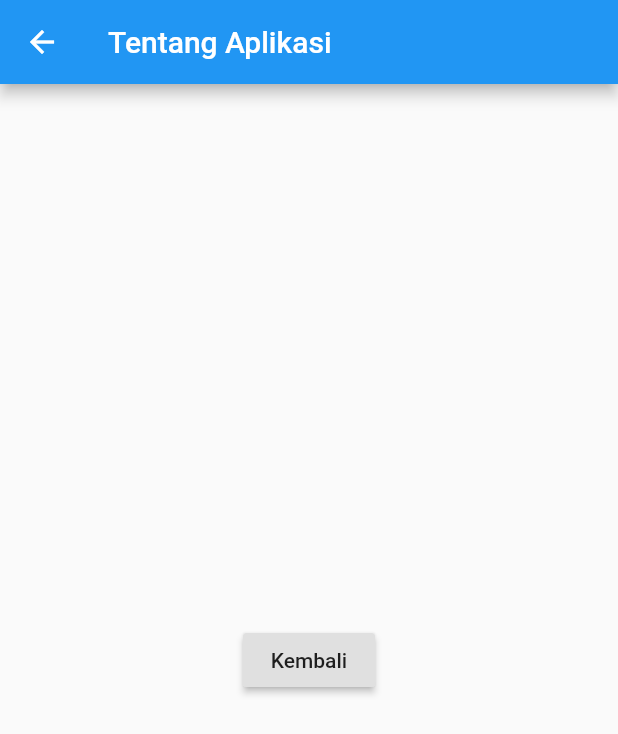
After one commit to yukenz/progress_flutter, a Flutter app: the screen it shows after launch, after a tap on "Tap Untuk ke AboutPage", on a phone screen of 412 x 824 dp. The commit adds this screen. Shown: the top 734 px of the screen. Run offline on Flutter 3.47's test engine with Material 2 defaults, Android fonts, the phone set to English and light mode, and no system bars.

Commit message:
belajar route app

```diff
--- a/lib/main.dart
+++ b/lib/main.dart
@@ -1,8 +1,9 @@
 import 'package:flutter/material.dart';
 import 'package:flutter/cupertino.dart';
+import 'package:pertemuan1/pertemuan5%20belajar%20routing.dart';
 import 'stla.dart';
 
-void main() => runApp(mystla());
+void main() => pertemuan5();
 
 class app1 extends StatelessWidget {
   @override
--- /dev/null
+++ b/lib/pertemuan5 belajar routing.dart
@@ -0,0 +1,80 @@
+import 'package:flutter/material.dart';
+
+void pertemuan5() {
+  runApp(MaterialApp(
+    onGenerateRoute: route.generateRoute,
+  ));
+}
+
+class route {
+  static Route<dynamic> generateRoute(RouteSettings settings) {
+    // jika ingin mengirim argument
+    // final args = settings.arguments;
+    switch (settings.name) {
+      case '/':
+        return MaterialPageRoute(builder: (_) => HomePage());
+      case '/about':
+        return MaterialPageRoute(builder: (_) => AboutPage());
+      default:
+        return _errorRoute();
+    }
+  }
+
+  static Route<dynamic> _errorRoute() {
+    return MaterialPageRoute(builder: (_) {
+      return Scaffold(
+        appBar: AppBar(title: Text("Error")),
+        body: Center(child: Text('Error page')),
+      );
+    });
+  }
+}
+
+class HomePage extends StatelessWidget {
+  @override
+  Widget build(BuildContext context) {
+    return Scaffold(
+      appBar: AppBar(
+        title: Text('Belajar Routing | Home Page'),
+      ),
+      body: Center(
+        child: Column(
+          mainAxisAlignment: MainAxisAlignment.center,
+          children: [
+            RaisedButton(
+              onPressed: () {
+                Navigator.pushNamed(context, '/about');
+              },
+              child: Text('Tap Untuk ke AboutPage'),
+            ),
+            RaisedButton(
+              onPressed: () {
+                Navigator.pushNamed(context, '/halaman-404');
+              },
+              child: Text('Tap Halaman lain'),
+            ),
+          ],
+        ),
+      ),
+    );
+  }
+}
+
+class AboutPage extends StatelessWidget {
+  @override
+  Widget build(BuildContext context) {
+    return Scaffold(
+      appBar: AppBar(
+        title: Text('Tentang Aplikasi'),
+      ),
+      body: Center(
+        child: RaisedButton(
+          onPressed: () {
+            Navigator.pop(context);
+          },
+          child: Text('Kembali'),
+        ),
+      ),
+    );
+  }
+}
```
